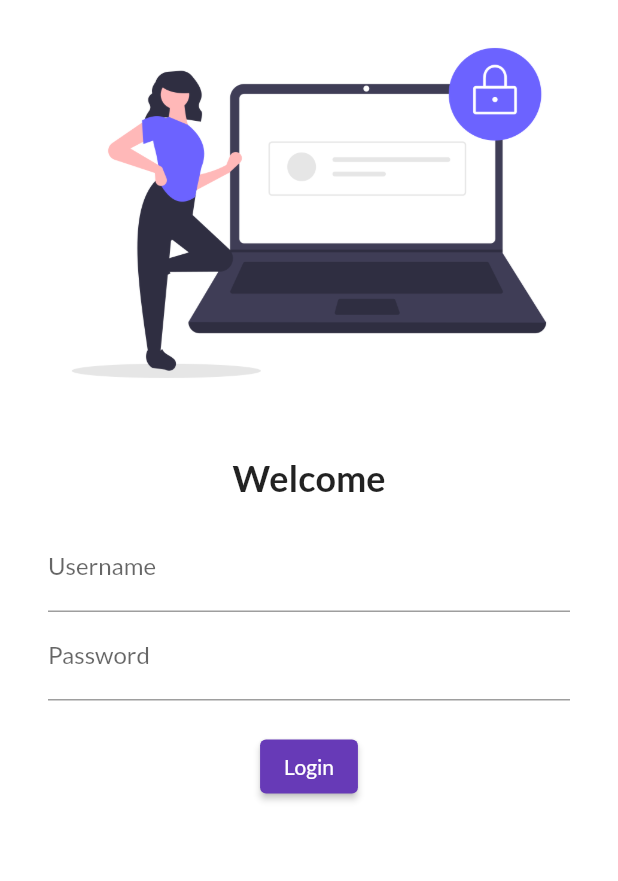
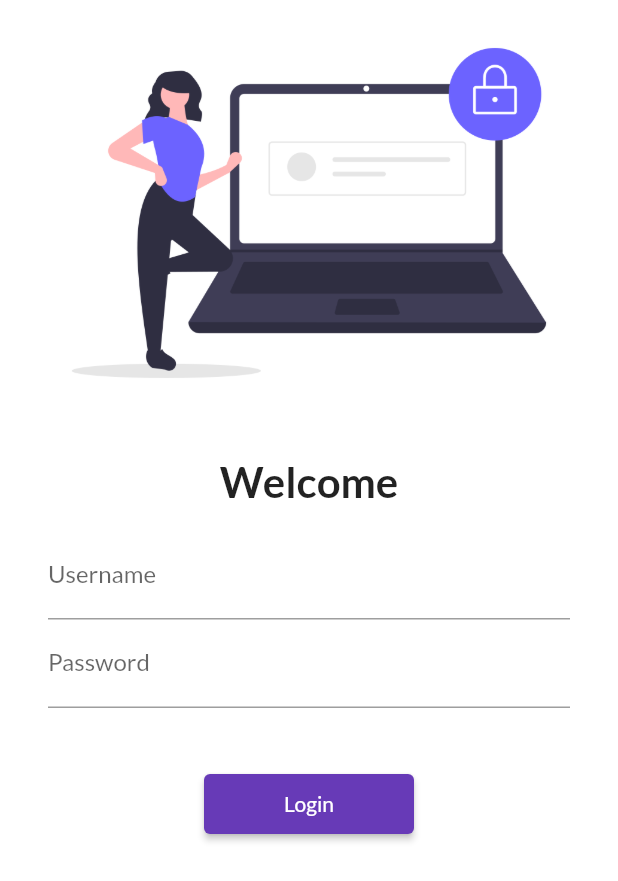
Before and after one commit to 0-yash-sharma-0/30DaysofFlutter, a Flutter app: the screen it shows after launch, on a phone screen of 412 x 824 dp. Shown: the top 881 px of the screen. Run offline on Flutter 3.47's test engine with Material 2 defaults, Android fonts, the phone set to English and light mode, and no system bars; our stand-ins replace google_fonts.

Commit message:
Day 4 Completed

```diff
--- a/lib/main.dart
+++ b/lib/main.dart
@@ -1,6 +1,7 @@
 import 'package:flutter/material.dart';
 import 'package:flutter_application_1/screens/home_page.dart';
 import 'package:flutter_application_1/screens/login_page.dart';
+import 'package:flutter_application_1/utils/routes.dart';
 import 'package:google_fonts/google_fonts.dart';
 
 void main() {
@@ -18,10 +19,11 @@ class MyApp extends StatelessWidget {
           primarySwatch: Colors.deepPurple,
           fontFamily: GoogleFonts.lato().fontFamily),
       darkTheme: ThemeData(brightness: Brightness.dark),
-      initialRoute: "/",
+      debugShowCheckedModeBanner: false,
+      initialRoute: '/login',
       routes: {
-        "/": (context) => LoginPage(),
-        "/home": (context) => HomePage(),
+        MyRoutes.loginRoute: (context) => LoginPage(),
+        MyRoutes.homeRoute: (context) => HomePage(),
       },
     );
   }
--- a/lib/screens/home_page.dart
+++ b/lib/screens/home_page.dart
@@ -7,7 +7,7 @@ class HomePage extends StatelessWidget {
   Widget build(BuildContext context) {
     return Scaffold(
       appBar: AppBar(
-        title: Center(child: Text("Catalog App")),
+        title: Text("Catalog App"),
       ),
       body: Center(child: Container(child: Text("First Flutter App day"))),
       drawer: Drawer(),
--- a/lib/screens/login_page.dart
+++ b/lib/screens/login_page.dart
@@ -1,5 +1,6 @@
 import 'package:flutter/material.dart';
 import 'package:flutter_application_1/screens/home_page.dart';
+import 'package:flutter_application_1/utils/routes.dart';
 
 class LoginPage extends StatelessWidget {
   const LoginPage({super.key});
@@ -8,6 +9,7 @@ class LoginPage extends StatelessWidget {
   Widget build(BuildContext context) {
     return Material(
         color: Colors.white,
+        child: SingleChildScrollView(
           child: Column(
             children: [
               Image.asset(
@@ -19,11 +21,11 @@ class LoginPage extends StatelessWidget {
               ),
               const Text(
                 "Welcome",
-              style: TextStyle(fontSize: 24, fontWeight: FontWeight.bold),
+                style: TextStyle(fontSize: 28, fontWeight: FontWeight.bold),
               ),
               Padding(
-              padding:
-                  const EdgeInsets.symmetric(vertical: 16.0, horizontal: 32.0),
+                padding: const EdgeInsets.symmetric(
+                    vertical: 16.0, horizontal: 32.0),
                 child: Column(
                   children: [
                     TextFormField(
@@ -33,18 +35,23 @@ class LoginPage extends StatelessWidget {
                     TextFormField(
                         obscureText: true,
                         decoration: const InputDecoration(
-                          hintText: "Enter Password", label: Text("Password"))),
+                            hintText: "Enter Password",
+                            label: Text("Password"))),
                     const SizedBox(
-                    height: 20,
+                      height: 40,
                     ),
                     ElevatedButton(
-                    onPressed: () {},
+                      onPressed: () {
+                        Navigator.pushNamed(context, MyRoutes.homeRoute);
+                      },
                       child: Text("Login"),
+                      style: TextButton.styleFrom(minimumSize: Size(140, 40)),
                     )
                   ],
                 ),
               )
             ],
+          ),
         ));
   }
 }
--- /dev/null
+++ b/lib/utils/routes.dart
@@ -0,0 +1,4 @@
+class MyRoutes {
+  static String loginRoute = "/login";
+  static String homeRoute = "/home";
+}
```
Also changed, not shown: 1 other file. Lines whose indentation alone changed are shown as unchanged.
